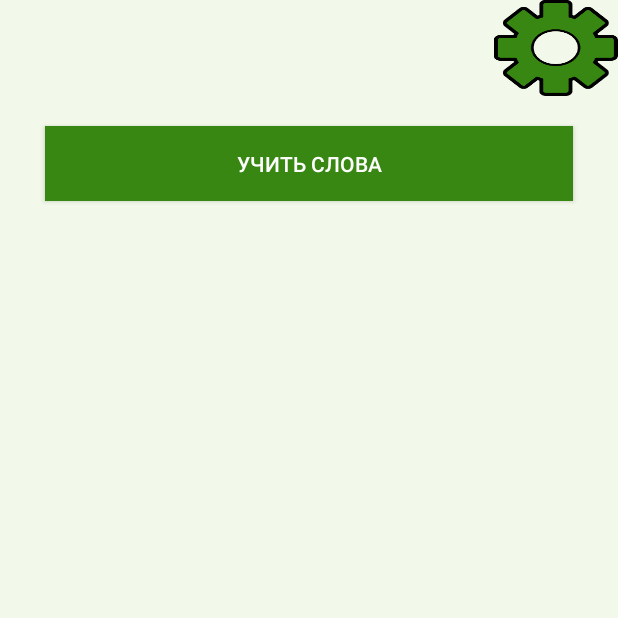
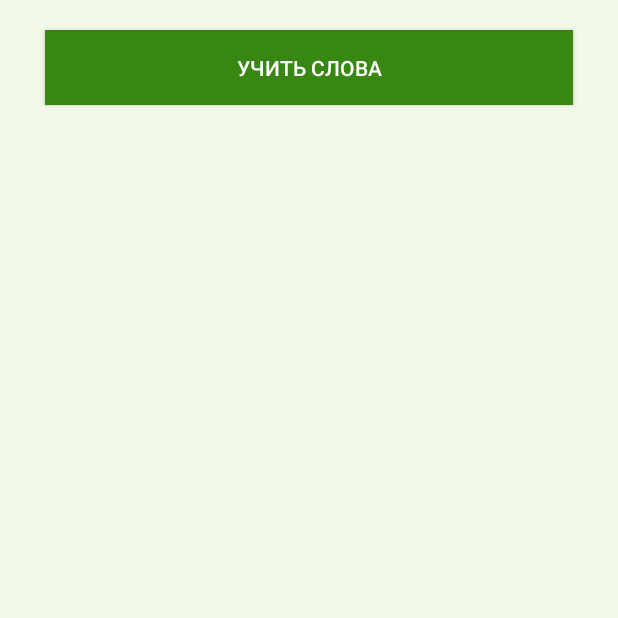
Before and after one commit to KirillKozinets/EngLen, an Android app: the screen it shows after launch (MainActivity), on a phone screen of 412 x 824 dp, the top half of it. Run offline under Robolectric (Android 15) with nearby library versions, the phone set to English and light mode, and no system bars; libraries missing offline, so code that uses them is left out: com.google.android.gms; 8 statements that could not run were skipped.

Commit message:
Временно отключены настройки

```diff
--- a/app/src/main/java/com/example/englen/Layouts/MainActivity.java
+++ b/app/src/main/java/com/example/englen/Layouts/MainActivity.java
@@ -1,14 +1,11 @@
 package com.example.englen.Layouts;
 
-import android.content.Intent;
 import android.os.Bundle;
 import android.support.v4.app.Fragment;
 import android.support.v4.app.FragmentManager;
 import android.support.v7.app.AppCompatActivity;
-import android.view.View;
-import android.widget.Button;
 
-import com.example.englen.AnalyticsApplication;
+import com.example.englen.utils.AnalyticsApplication;
 import com.example.englen.Interface.OnBackPressedListener;
 import com.example.englen.Interface.chandgeFragment;
 import com.example.englen.R;
@@ -57,14 +54,14 @@ public class MainActivity extends AppCompatActivity implements chandgeFragment {
                     .commit();
         }
 
-        Button options = findViewById(R.id.options);
+      /*  Button options = findViewById(R.id.options);
         options.setOnClickListener(new View.OnClickListener() {
             @Override
             public void onClick(View view) {
                 Intent intent = new Intent(MainActivity.this, OptionsActivity.class);
                 startActivity(intent);
             }
-        });
+        });*/
 
         mTracker =  ((AnalyticsApplication)getApplication()).getDefaultTracker();
         mTracker.send(new HitBuilders.EventBuilder()
--- a/app/src/main/res/layout/activity_main.xml
+++ b/app/src/main/res/layout/activity_main.xml
@@ -7,25 +7,6 @@
     android:orientation="vertical"
     tools:context=".Layouts.MainActivity">
 
-    <LinearLayout
-        android:background="@color/Lite"
-        android:layout_width="match_parent"
-        android:layout_height="64dp"
-        android:orientation="horizontal">
-
-        <LinearLayout
-            android:layout_width="0dp"
-            android:layout_height="wrap_content"
-            android:layout_weight="8" />
-
-        <Button
-            android:id="@+id/options"
-            android:layout_width="0dp"
-            android:layout_height="wrap_content"
-            android:layout_weight="2"
-            android:background="@drawable/options" />
-    </LinearLayout>
-
     <FrameLayout
         android:id="@+id/Fr"
         android:layout_width="match_parent"
```
